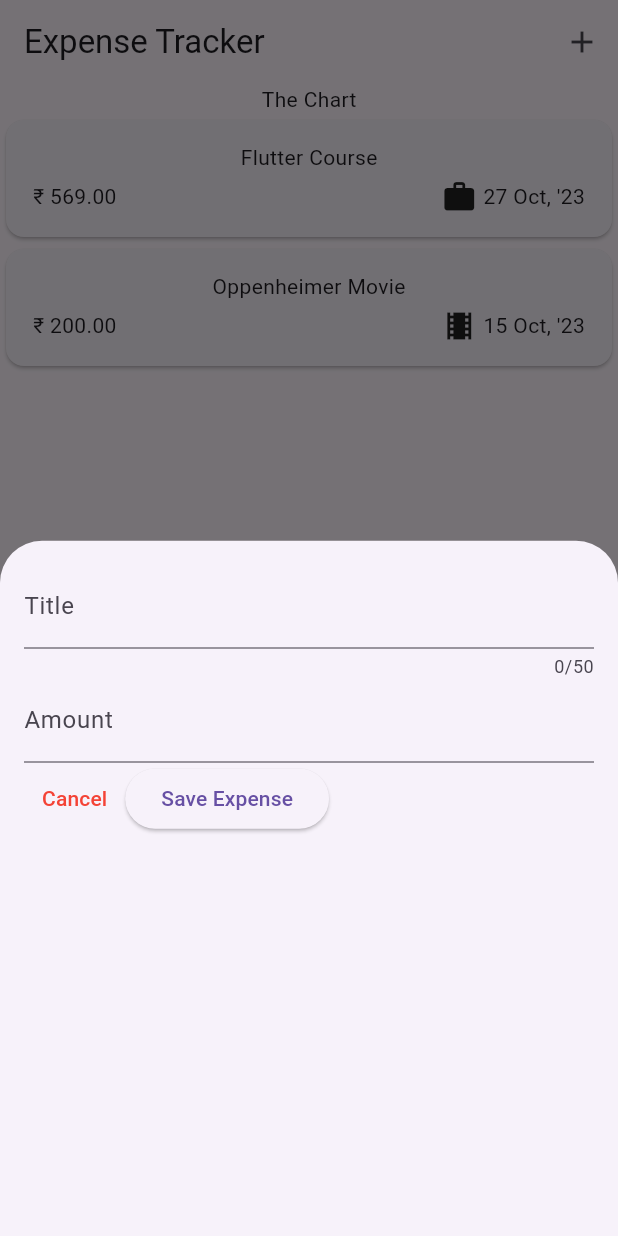
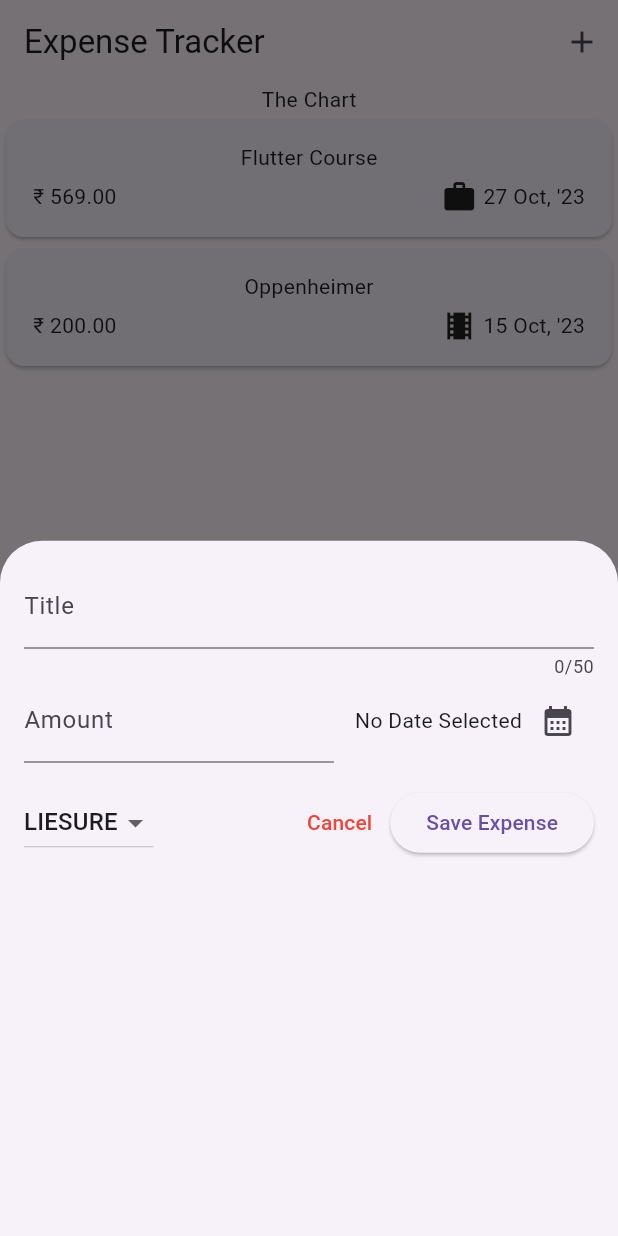
Before and after one commit to Abhi-Survase/expense_tracker_app, a Flutter app: the screen it shows after launch, after a tap on the "add" icon, on a phone screen of 412 x 824 dp. Run offline on Flutter 3.47's test engine with Material 2 defaults, Android fonts, the phone set to English and light mode, and no system bars.

Commit message:
updated add expense overlay ui

```diff
--- a/lib/expenses_main.dart
+++ b/lib/expenses_main.dart
@@ -15,12 +15,12 @@ final List<Expense> registeredExpense = [
       title: 'Flutter Course',
       amount: 569,
       date: DateTime.now(),
-      category: Category.work),
+      expcategory: ExpCategory.work),
   Expense(
-      title: 'Oppenheimer Movie',
+      title: 'Oppenheimer',
       amount: 200,
       date: DateTime(2023, 10, 15),
-      category: Category.liesure),
+      expcategory: ExpCategory.liesure),
 ];
 
 class _ExpensesMainState extends State<ExpensesMain> {
@@ -86,7 +86,7 @@ class ExpenseItem extends StatelessWidget {
               const Spacer(),
               Row(
                 children: [
-                  Icon(categoryIcons[expense.category]),
+                  Icon(expcategoryIcons[expense.expcategory]),
                   const SizedBox(width: 4),
                   Text(expense.formattedDate),
                 ],
--- a/lib/models/expense.dart
+++ b/lib/models/expense.dart
@@ -6,13 +6,13 @@ final dateFormatter = DateFormat("d MMM, ''yy");
 
 const uid = Uuid();
 
-enum Category { food, travel, work, liesure }
+enum ExpCategory { food, travel, work, liesure }
 
-const categoryIcons = {
-  Category.food: Icons.dinner_dining,
-  Category.liesure: Icons.theaters,
-  Category.travel: Icons.train,
-  Category.work: Icons.work
+const expcategoryIcons = {
+  ExpCategory.food: Icons.dinner_dining,
+  ExpCategory.liesure: Icons.theaters,
+  ExpCategory.travel: Icons.train,
+  ExpCategory.work: Icons.work
 };
 
 class Expense {
@@ -20,14 +20,14 @@ class Expense {
       {required this.title,
       required this.amount,
       required this.date,
-      required this.category})
+      required this.expcategory})
       : id = uid.v4();
 
   final String id;
   final String title;
   final double amount;
   final DateTime date;
-  final Category category;
+  final ExpCategory expcategory;
 
   String get formattedDate {
     return dateFormatter.format(date);
--- a/lib/new_expense_overlay.dart
+++ b/lib/new_expense_overlay.dart
@@ -1,4 +1,8 @@
+import 'package:expense_tracker_app/models/expense.dart';
 import 'package:flutter/material.dart';
+import 'package:intl/intl.dart';
+
+final dateFormatter = DateFormat("d MMM, ''yy");
 
 class NewExpense extends StatefulWidget {
   const NewExpense({super.key});
@@ -12,6 +16,25 @@ class NewExpense extends StatefulWidget {
 class _NewExpenseState extends State<NewExpense> {
   final _titleInputController = TextEditingController();
   final _amountInputCOntroller = TextEditingController();
+  DateTime? _selectedDate;
+  ExpCategory _selectedCategory = ExpCategory.liesure;
+
+  void _createDatePicker() async {
+    final now = DateTime.now();
+    final firstDate = DateTime(now.year - 1, now.month, now.day);
+    // one method of getting the value
+    var pickedDate = await showDatePicker(
+      context: context,
+      initialDate: now,
+      firstDate: firstDate,
+      lastDate: now,
+    ); //.then((value) => null) //one way of gettting the values
+    // next line will run only after the value is saved in the await fnc
+    //print(selectedDate);
+    setState(() {
+      _selectedDate = pickedDate;
+    });
+  }
 
   @override
   void dispose() {
@@ -31,7 +54,10 @@ class _NewExpenseState extends State<NewExpense> {
             maxLength: 50,
             decoration: const InputDecoration(label: Text('Title')),
           ),
-          TextField(
+          Row(
+            children: [
+              Expanded(
+                child: TextField(
                   controller: _amountInputCOntroller,
                   keyboardType: TextInputType.number,
                   decoration: const InputDecoration(
@@ -39,12 +65,55 @@ class _NewExpenseState extends State<NewExpense> {
                     prefixText: '₹ ',
                   ),
                 ),
+              ),
+              const SizedBox(width: 14),
               Row(
+                mainAxisAlignment: MainAxisAlignment.end,
                 children: [
+                  Text(
+                    (_selectedDate == null)
+                        ? 'No Date Selected'
+                        : dateFormatter.format(
+                            _selectedDate!), // ! forces flutter to assume a datatype? will never be null
+                  ),
+                  IconButton(
+                    onPressed: _createDatePicker,
+                    icon: const Icon(Icons.calendar_month),
+                  )
+                ],
+              )
+            ],
+          ),
+          const SizedBox(height: 16),
+          Row(
+            mainAxisAlignment: MainAxisAlignment.end,
+            children: [
+              DropdownButton(
+                value: _selectedCategory,
+                items: ExpCategory.values
+                    .map((item) => DropdownMenuItem(
+                        value: item,
+                        child: Text(
+                          item.name.toUpperCase(),
+                        )))
+                    .toList(),
+                onChanged: (value) {
+                  if (value == null) {
+                    return;
+                  }
+                  setState(() {
+                    _selectedCategory = value;
+                  });
+                  //print(value);
+                },
+              ),
+              const Spacer(),
               TextButton(
                 style: const ButtonStyle(
                     foregroundColor: MaterialStatePropertyAll(Colors.red)),
-                onPressed: () {},
+                onPressed: () {
+                  Navigator.pop(context);
+                },
                 child: const Text('Cancel'),
               ),
               ElevatedButton(
```
Lines whose indentation alone changed are shown as unchanged.
